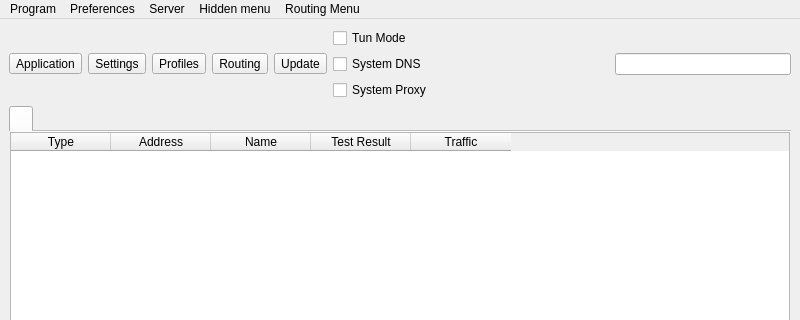
This is include/ui/mainwindow.ui in shengmo0210/Throne as Qt 5 draws it before an edit; both pictures show x 0 to 800 and y 0 to 320 of the 800 by 600 pixel window. The edited form follows.
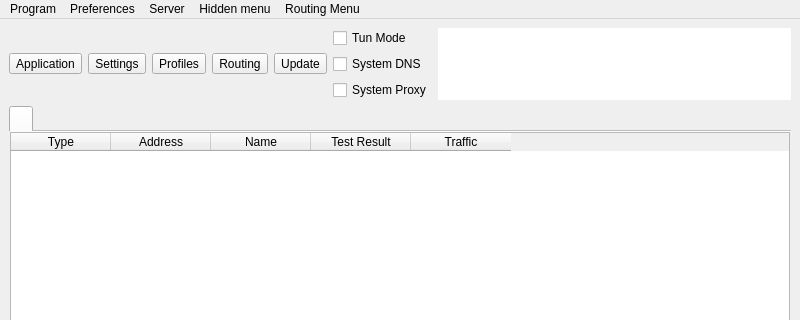
This is the edited form. Icons and pictures are not drawn. Custom widgets are drawn as their Qt base class.

Commit message: add speedtest querier and ui view

Patch:
```diff
--- a/include/ui/mainwindow.ui
+++ b/include/ui/mainwindow.ui
@@ -165,23 +165,43 @@
        </layout>
       </item>
       <item>
-       <spacer name="horizontalSpacer">
-        <property name="orientation">
-         <enum>Qt::Orientation::Horizontal</enum>
-        </property>
-        <property name="sizeHint" stdset="0">
-         <size>
-          <width>40</width>
-          <height>20</height>
-         </size>
-        </property>
-       </spacer>
-      </item>
-      <item>
-       <widget class="QLineEdit" name="search">
-        <property name="clearButtonEnabled">
+       <widget class="QTextBrowser" name="data_view">
+        <property name="enabled">
          <bool>true</bool>
         </property>
+        <property name="sizePolicy">
+         <sizepolicy hsizetype="Expanding" vsizetype="Ignored">
+          <horstretch>0</horstretch>
+          <verstretch>0</verstretch>
+         </sizepolicy>
+        </property>
+        <property name="mouseTracking">
+         <bool>false</bool>
+        </property>
+        <property name="focusPolicy">
+         <enum>Qt::FocusPolicy::NoFocus</enum>
+        </property>
+        <property name="contextMenuPolicy">
+         <enum>Qt::ContextMenuPolicy::NoContextMenu</enum>
+        </property>
+        <property name="acceptDrops">
+         <bool>false</bool>
+        </property>
+        <property name="frameShape">
+         <enum>QFrame::Shape::NoFrame</enum>
+        </property>
+        <property name="frameShadow">
+         <enum>QFrame::Shadow::Sunken</enum>
+        </property>
+        <property name="verticalScrollBarPolicy">
+         <enum>Qt::ScrollBarPolicy::ScrollBarAlwaysOff</enum>
+        </property>
+        <property name="horizontalScrollBarPolicy">
+         <enum>Qt::ScrollBarPolicy::ScrollBarAlwaysOff</enum>
+        </property>
+        <property name="textInteractionFlags">
+         <set>Qt::TextInteractionFlag::LinksAccessibleByKeyboard|Qt::TextInteractionFlag::LinksAccessibleByMouse</set>
+        </property>
        </widget>
       </item>
      </layout>
```
Left out of the diff: 2 changed lines with no effect on the pictures. The commit also changes 6 other files.
